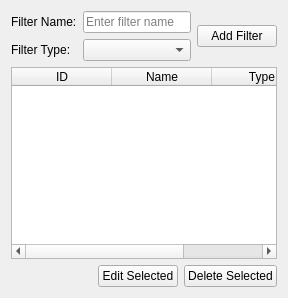
First picture: the form in uifiles/filters_tab.ui, repository prookyon/MonoObsLog2, before the edit.
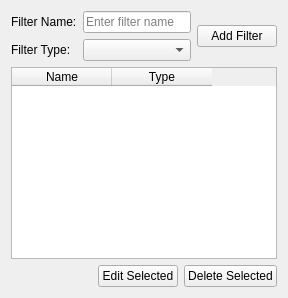
Second picture: the form after the edit.

Commit message: removed table ID columns

```diff
--- a/uifiles/filters_tab.ui
+++ b/uifiles/filters_tab.ui
@@ -56,11 +56,6 @@
      <property name="alternatingRowColors">
       <bool>true</bool>
      </property>
-     <column>
-      <property name="text">
-       <string>ID</string>
-      </property>
-     </column>
      <column>
       <property name="text">
        <string>Name</string>
```
The commit also changes 6 other files.
